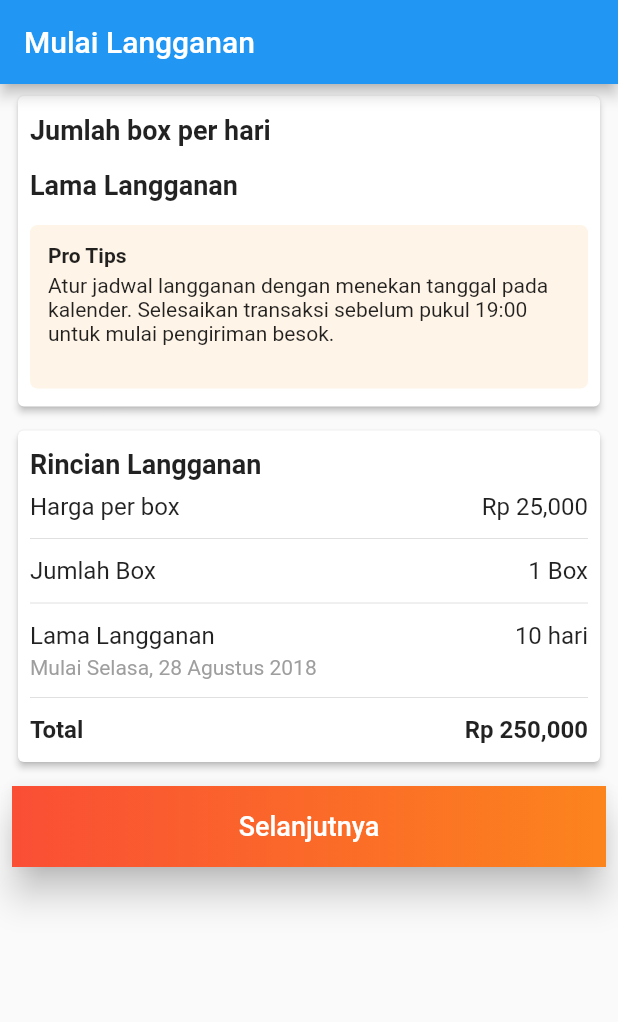
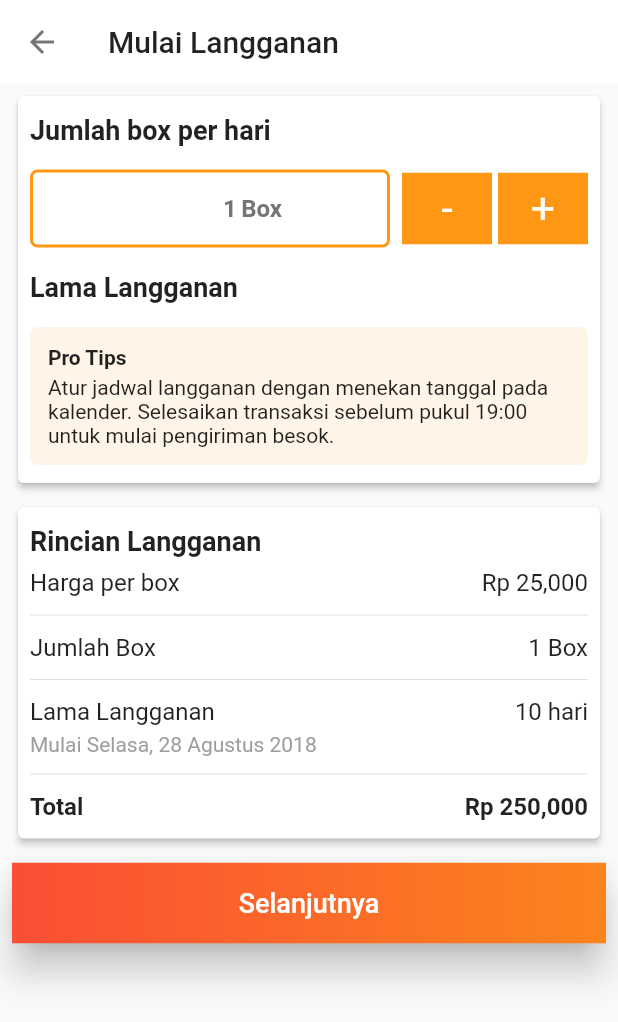
Before and after one commit to jprawira/flutter-langganan-makanan, a Flutter app: the screen it shows after launch, on a phone screen of 412 x 824 dp. Shown: the top 1022 px of the screen. Run offline on Flutter 3.47's test engine with Material 2 defaults, Android fonts, the phone set to English and light mode, and no system bars.

Commit message:
Add number of box picker

```diff
--- a/lib/main.dart
+++ b/lib/main.dart
@@ -9,9 +9,7 @@ class MyApp extends StatelessWidget {
   Widget build(BuildContext context) {
     return new MaterialApp(
       title: 'Mulai Langganan',
-      theme: new ThemeData(
-        primarySwatch: Colors.blue,
-      ),
+      theme: new ThemeData(primaryColor: Colors.white),
       home: new MyHomePage(title: 'Mulai Langganan'),
     );
   }
@@ -61,13 +59,23 @@ class _MyHomePageState extends State<MyHomePage> {
     return new Column(
         crossAxisAlignment: CrossAxisAlignment.start,
         children: <Widget>[
-          numberOfBoxPicker(),
+          numberOfBox(),
+          Container(
+            padding: const EdgeInsets.symmetric(horizontal: 4.0, vertical: 8.0),
+            child: Row(children: <Widget>[
+              Flexible(child: numberOfBoxField()),
+              Padding(padding: EdgeInsets.symmetric(horizontal: 4.0)),
+              numberOfBoxDecrementButton(),
+              Padding(padding: EdgeInsets.symmetric(horizontal: 2.0)),
+              numberOfBoxIncrementButton()
+            ]),
+          ),
           subscribeLengthPicker(),
           proTips()
         ]);
   }
 
-  Widget numberOfBoxPicker() {
+  Widget numberOfBox() {
     return new Container(
         padding: const EdgeInsets.symmetric(horizontal: 4.0, vertical: 8.0),
         child: Column(
@@ -78,7 +86,84 @@ class _MyHomePageState extends State<MyHomePage> {
             ]));
   }
 
-  // TODO: MAKE WIDGET FOR BOX NUMBER PICKER
+  Widget numberOfBoxField() {
+    return new Container(
+        decoration: new BoxDecoration(
+            shape: BoxShape.rectangle,
+            borderRadius: BorderRadius.circular(5.0),
+            border: new Border.all(color: UiData.mainOrange, width: 2.0)),
+        child: new Row(
+          mainAxisAlignment: MainAxisAlignment.center,
+          children: <Widget>[
+            Flexible(
+                child: TextFormField(
+              initialValue: '1',
+              keyboardType: TextInputType.number,
+              textAlign: TextAlign.right,
+              style: TextStyle(
+                  color: Colors.grey[600],
+                  fontWeight: FontWeight.bold,
+                  fontSize: 16.0),
+              decoration: InputDecoration(border: InputBorder.none),
+            )),
+            Text('Box',
+                style: TextStyle(color: Colors.grey[600],fontWeight: FontWeight.bold, fontSize: 16.0)),
+            Padding(padding: EdgeInsets.only(right: 70.0))
+          ],
+        ));
+  }
+
+  Widget numberOfBoxDecrementButton() {
+    return new Container(
+        constraints: BoxConstraints.expand(height: 48.0, width: 60.0),
+        child: Material(
+          elevation: 0.0,
+          color: Colors.transparent,
+          shape: const RoundedRectangleBorder(
+              borderRadius: BorderRadius.only(
+                  topLeft: Radius.circular(8.0),
+                  bottomLeft: Radius.circular(8.0))),
+          child: InkWell(
+            splashColor: UiData.mainOrange,
+            child: Ink(
+              decoration: BoxDecoration(color: UiData.mainOrange),
+              child: Center(
+                child: Text(
+                  '-',
+                  textAlign: TextAlign.center,
+                  style: TextStyle(color: Colors.white, fontSize: 28.0),
+                ),
+              ),
+            ),
+          ),
+        ));
+  }
+
+  Widget numberOfBoxIncrementButton() {
+    return new Container(
+        constraints: BoxConstraints.expand(height: 48.0, width: 60.0),
+        child: Material(
+          elevation: 0.0,
+          color: Colors.transparent,
+          shape: const RoundedRectangleBorder(
+              borderRadius: BorderRadius.only(
+                  topRight: Radius.circular(8.0),
+                  bottomRight: Radius.circular(8.0))),
+          child: InkWell(
+            splashColor: UiData.mainOrange,
+            child: Ink(
+              decoration: BoxDecoration(color: UiData.mainOrange),
+              child: Center(
+                child: Text(
+                  '+',
+                  textAlign: TextAlign.center,
+                  style: TextStyle(color: Colors.white, fontSize: 28.0),
+                ),
+              ),
+            ),
+          ),
+        ));
+  }
 
   Widget subscribeLengthPicker() {
     return new Container(
@@ -96,7 +181,6 @@ class _MyHomePageState extends State<MyHomePage> {
   Widget proTips() {
     return Container(
       padding: const EdgeInsets.symmetric(horizontal: 4.0, vertical: 8.0),
-      constraints: BoxConstraints.expand(height: 125.0),
       child: Material(
         color: UiData.proTipBackground,
         shape: const RoundedRectangleBorder(
@@ -108,8 +192,7 @@ class _MyHomePageState extends State<MyHomePage> {
               children: <Widget>[
                 Text(
                   UiData.proTipsLabel,
-                    style:
-                        TextStyle(fontWeight: FontWeight.bold, fontSize: 14.0),
+                  style: TextStyle(fontWeight: FontWeight.bold, fontSize: 14.0),
                 ),
                 Divider(
                   height: 4.0,
@@ -117,8 +200,7 @@ class _MyHomePageState extends State<MyHomePage> {
                 ),
                 Text(
                   UiData.proTipsContent,
-                    style:
-                    TextStyle(fontSize: 14.0),
+                  style: TextStyle(fontSize: 14.0),
                 )
               ]),
         ),
@@ -164,7 +246,8 @@ class _MyHomePageState extends State<MyHomePage> {
           child: Row(
             mainAxisAlignment: MainAxisAlignment.spaceBetween,
             children: <Widget>[
-              Text(UiData.totalNumberOfBoxLabel, style: TextStyle(fontSize: 16.0)),
+              Text(UiData.totalNumberOfBoxLabel,
+                  style: TextStyle(fontSize: 16.0)),
               new Text('1 Box', style: TextStyle(fontSize: 16.0))
             ],
           ),
@@ -175,7 +258,8 @@ class _MyHomePageState extends State<MyHomePage> {
           child: Row(
             mainAxisAlignment: MainAxisAlignment.spaceBetween,
             children: <Widget>[
-              Text(UiData.subscriptionLengthLabel, style: TextStyle(fontSize: 16.0)),
+              Text(UiData.subscriptionLengthLabel,
+                  style: TextStyle(fontSize: 16.0)),
               new Text('10 hari', style: TextStyle(fontSize: 16.0))
             ],
           ),
@@ -214,7 +298,7 @@ class _MyHomePageState extends State<MyHomePage> {
               shape: const RoundedRectangleBorder(
                   borderRadius: BorderRadius.all(Radius.circular(8.0))),
               child: InkWell(
-                splashColor: Colors.yellow,
+                splashColor: UiData.mainOrange,
                 child: Ink(
                   height: 50.0,
                   decoration: BoxDecoration(
@@ -239,6 +323,11 @@ class _MyHomePageState extends State<MyHomePage> {
     deviceSize = MediaQuery.of(context).size;
     return new Scaffold(
         appBar: new AppBar(
+          leading: new Icon(
+            Icons.arrow_back,
+            color: Colors.grey[600],
+          ),
+          elevation: 0.0,
           title: new Text(widget.title),
         ),
         body: new ListView(
--- a/lib/ui_data.dart
+++ b/lib/ui_data.dart
@@ -13,7 +13,7 @@ class UiData {
   static const String totalAmount = 'Total';
 
   //colors
-  static Color datePickerOrange = new Color.fromRGBO(253, 151, 20, 1.0);
+  static Color mainOrange = new Color.fromRGBO(253, 151, 20, 1.0);
   static Color leftButtonGradient = new Color.fromRGBO(250, 78, 53, 1.0);
   static Color rightButtonGradient = new Color.fromRGBO(252, 132, 29, 1.0);
   static Color proTipBackground = new Color.fromRGBO(254, 244, 231, 1.0);
```
Lines whose indentation alone changed are shown as unchanged.
